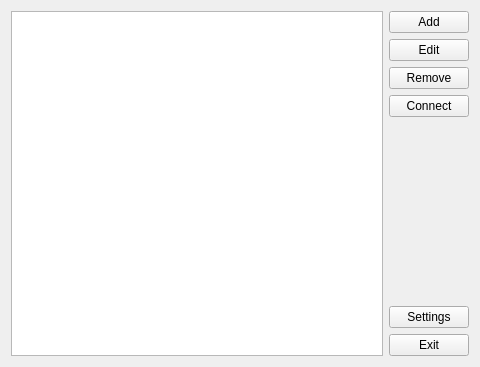
Above: src/contactlistwindow.ui from thomas-picariello/SDTP before the change. Below: the same form after it.
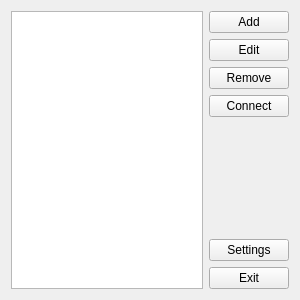
That is the form after the change.

```diff
--- a/src/contactlistwindow.ui
+++ b/src/contactlistwindow.ui
@@ -6,10 +6,16 @@
    <rect>
     <x>0</x>
     <y>0</y>
-    <width>480</width>
-    <height>367</height>
+    <width>300</width>
+    <height>300</height>
    </rect>
   </property>
+  <property name="minimumSize">
+   <size>
+    <width>300</width>
+    <height>300</height>
+   </size>
+  </property>
   <property name="windowTitle">
    <string>SVoIP</string>
   </property>
```
